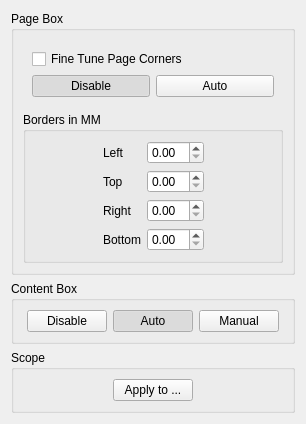
First picture: the form in filters/select_content/ui/SelectContentOptionsWidget.ui, repository ImageProcessing-ElectronicPublications/scantailor-deviant, before the edit.
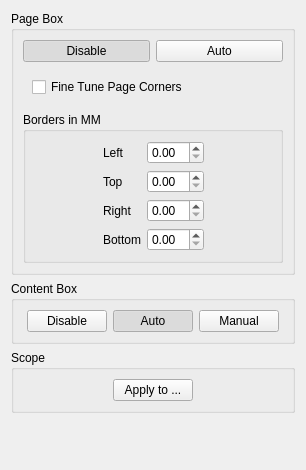
Second picture: the form after the edit.

Commit message: Bugfix: page detection could be displayed without fine tune or borders features

```diff
--- a/filters/select_content/ui/SelectContentOptionsWidget.ui
+++ b/filters/select_content/ui/SelectContentOptionsWidget.ui
@@ -7,7 +7,7 @@
     <x>0</x>
     <y>0</y>
     <width>306</width>
-    <height>418</height>
+    <height>470</height>
    </rect>
   </property>
   <property name="windowTitle">
@@ -21,19 +21,6 @@
      </property>
      <layout class="QVBoxLayout" name="verticalLayout_3">
       <item>
-       <widget class="QWidget" name="panelFineTuneCorners" native="true">
-        <layout class="QVBoxLayout" name="verticalLayout">
-         <item>
-          <widget class="QCheckBox" name="fineTuneBtn">
-           <property name="toolTip">
-            <string>Shift with corners while they are in black. </string>
-           </property>
-           <property name="text">
-            <string>Fine Tune Page Corners</string>
-           </property>
-          </widget>
-         </item>
-         <item>
           <layout class="QHBoxLayout" name="horizontalLayout_2">
            <item>
             <widget class="QPushButton" name="pageDetectDisableBtn">
@@ -65,6 +52,19 @@
             </widget>
            </item>
           </layout>
+      </item>
+      <item>
+       <widget class="QWidget" name="panelFineTuneCorners" native="true">
+        <layout class="QVBoxLayout" name="verticalLayout">
+         <item>
+          <widget class="QCheckBox" name="fineTuneBtn">
+           <property name="toolTip">
+            <string>Shift with corners while they are in black. </string>
+           </property>
+           <property name="text">
+            <string>Fine Tune Page Corners</string>
+           </property>
+          </widget>
          </item>
         </layout>
        </widget>
```
Lines whose indentation alone changed are shown as unchanged. The commit also changes 1 other file.
